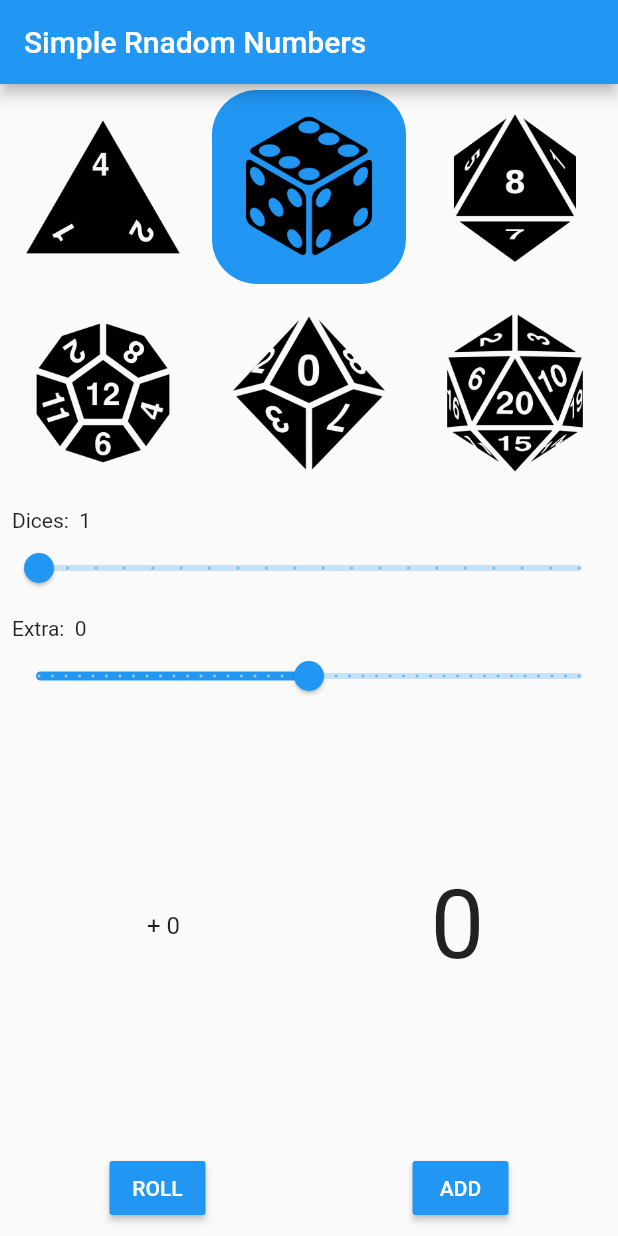
After one commit to esscheffer/simple_random_numbers, a Flutter app: the screen it shows after launch, on a phone screen of 412 x 824 dp. The commit adds this screen. Run offline on Flutter 3.47's test engine with Material 2 defaults, Android fonts, the phone set to English and light mode, and no system bars.

Commit message:
Finished app first version

```diff
--- /dev/null
+++ b/lib/dice_button.dart
@@ -0,0 +1,29 @@
+import 'package:flutter/material.dart';
+
+class DiceButton extends StatelessWidget {
+  final String _diceImagePath;
+  final int _diceIndex;
+  final int _currentSelectedDice;
+  final Function _onTapFunction;
+
+  DiceButton(this._currentSelectedDice, this._diceIndex, this._diceImagePath,
+      this._onTapFunction);
+
+  @override
+  Widget build(BuildContext context) {
+    return GestureDetector(
+        onTap: () => _onTapFunction(_diceIndex),
+        child: Container(
+            margin: EdgeInsets.all(4),
+            decoration: BoxDecoration(
+              color: _currentSelectedDice == _diceIndex ? Colors.blue : null,
+              borderRadius: BorderRadius.circular(30),
+            ),
+            child: Padding(
+              padding: EdgeInsets.all(8),
+              child: Image(
+                image: AssetImage(_diceImagePath),
+              ),
+            )));
+  }
+}
--- /dev/null
+++ b/lib/dice_page.dart
@@ -0,0 +1,175 @@
+import 'dart:math';
+
+import 'package:flutter/material.dart';
+import 'package:simple_random_numbers/dice_button.dart';
+
+class DicePage extends StatefulWidget {
+  DicePage({Key key, this.title}) : super(key: key);
+
+  final String title;
+
+  @override
+  _DicePageState createState() => _DicePageState();
+}
+
+class _DicePageState extends State<DicePage> {
+  int _currentSelectedDice = 6;
+  double _diceCount = 1;
+  double _extra = 0;
+  List<int> _rolledDices = [];
+  int _total = 0;
+
+  void _setSelectedDice(int diceIndex) {
+    setState(() {
+      _currentSelectedDice = diceIndex;
+    });
+  }
+
+  DiceButton _createDiceButton(Map<String, Object> diceInfo) {
+    return new DiceButton(_currentSelectedDice, diceInfo['diceIndex'],
+        diceInfo['diceImagePath'], _setSelectedDice);
+  }
+
+  @override
+  Widget build(BuildContext context) {
+    const dicesInfo = [
+      {'diceIndex': 4, 'diceImagePath': 'assets/images/d4.png'},
+      {
+        'diceIndex': 6,
+        'diceImagePath': 'assets/images/perspective-dice-six-faces-six.png'
+      },
+      {
+        'diceIndex': 8,
+        'diceImagePath': 'assets/images/dice-eight-faces-eight.png'
+      },
+      {'diceIndex': 10, 'diceImagePath': 'assets/images/d12.png'},
+      {'diceIndex': 12, 'diceImagePath': 'assets/images/d10.png'},
+      {
+        'diceIndex': 20,
+        'diceImagePath': 'assets/images/dice-twenty-faces-twenty.png'
+      }
+    ];
+
+    return Scaffold(
+      appBar: AppBar(
+        title: Text(widget.title),
+      ),
+      body: Column(
+        children: [
+          GridView.count(
+            shrinkWrap: true,
+            crossAxisCount: 3,
+            children: dicesInfo.map(_createDiceButton).toList(),
+          ),
+          Padding(
+              padding: EdgeInsets.only(left: 8, top: 8),
+              child: Align(
+                alignment: Alignment.centerLeft,
+                child: Row(children: [
+                  Text('Dices: '),
+                  Text(" ${_diceCount.toInt()}")
+                ]),
+              )),
+          Slider(
+            value: _diceCount,
+            min: 1,
+            max: 20,
+            divisions: 19,
+            onChanged: (newDiceCount) {
+              setState(() => _diceCount = newDiceCount);
+            },
+            label: "${_diceCount.toInt()}",
+          ),
+          Padding(
+              padding: EdgeInsets.only(left: 8, top: 8),
+              child: Align(
+                alignment: Alignment.centerLeft,
+                child: Row(
+                    children: [Text('Extra: '), Text(" ${_extra.toInt()}")]),
+              )),
+          Slider(
+            value: _extra,
+            min: -20,
+            max: 20,
+            divisions: 40,
+            onChanged: (newExtra) {
+              setState(() => _extra = newExtra);
+            },
+            label: "${_extra.toInt()}",
+          ),
+          Expanded(
+            child: Padding(
+                padding: EdgeInsets.only(left: 8, right: 8),
+                child: Row(
+                  children: [
+                    Expanded(
+                        flex: 5,
+                        child: Text(
+                          "${_rolledDices.join(", ") + " + " + _extra.toInt().toString()}",
+                          textAlign: TextAlign.center,
+                          style: TextStyle(
+                            fontSize: 16,
+                          ),
+                        )),
+                    Expanded(
+                        flex: 5,
+                        child: Text(
+                          "$_total",
+                          textAlign: TextAlign.center,
+                          style: TextStyle(fontSize: 64),
+                        )),
+                  ],
+                )),
+          ),
+          ButtonBar(
+            alignment: MainAxisAlignment.spaceAround,
+            children: [
+              RaisedButton(
+                onPressed: _rollDices,
+                textColor: Colors.white,
+                color: Colors.blue,
+                child: Text("ROLL"),
+              ),
+              RaisedButton(
+                onPressed: _addDiceRolls,
+                textColor: Colors.white,
+                color: Colors.blue,
+                child: Text("ADD"),
+              ),
+            ],
+          )
+        ],
+      ),
+    );
+  }
+
+  void _rollDices() {
+    setState(() {
+      _rolledDices = _getRandomRolls(_diceCount.toInt(), _currentSelectedDice);
+    });
+    _updateTotal();
+  }
+
+  void _addDiceRolls() {
+    setState(() {
+      _rolledDices
+          .addAll(_getRandomRolls(_diceCount.toInt(), _currentSelectedDice));
+    });
+    _updateTotal();
+  }
+
+  List<int> _getRandomRolls(int numbersQuantity, int maxNumber) {
+    Random random = new Random();
+    var generatedRandoms = <int>[];
+    for (int i = 0; i < numbersQuantity; i++) {
+      generatedRandoms.add(random.nextInt(maxNumber) + 1);
+    }
+    return generatedRandoms;
+  }
+
+  void _updateTotal() {
+    setState(() {
+      _total = _rolledDices.reduce((a, b) => a + b) + _extra.toInt();
+    });
+  }
+}
```
Also changed, not shown: lib/main.dart (+3 -176 lines).
